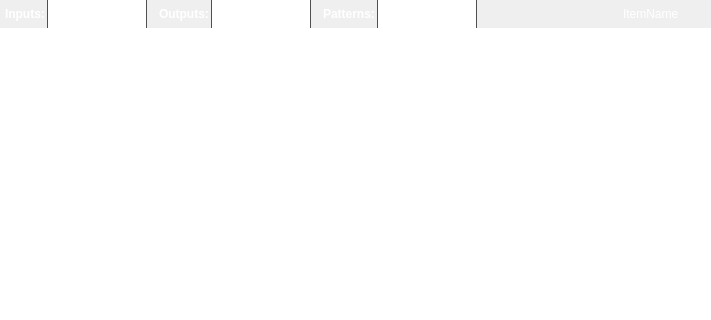
Qt form ApplicationUi/DatasetEditWidget.ui (kacerpetr/NNCreator) before a commit; both pictures show x 0 to 711 and y 0 to 320 of the 711 by 515 pixel window.
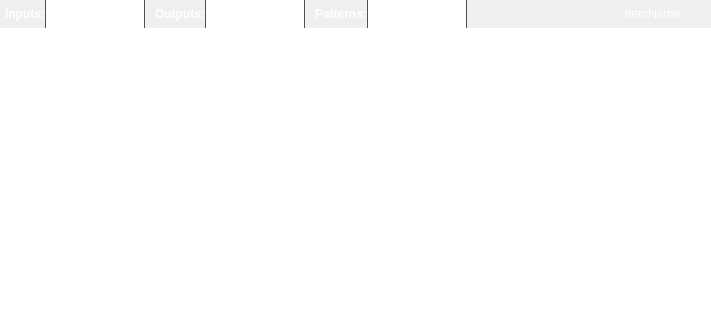
The same form after that commit. Icons and pictures are not drawn.

The edit to the form file:
```diff
--- a/ApplicationUi/DatasetEditWidget.ui
+++ b/ApplicationUi/DatasetEditWidget.ui
@@ -56,7 +56,7 @@
      </property>
      <layout class="QHBoxLayout" name="horizontalLayout">
       <property name="spacing">
-       <number>2</number>
+       <number>0</number>
       </property>
       <property name="margin">
        <number>0</number>
```
